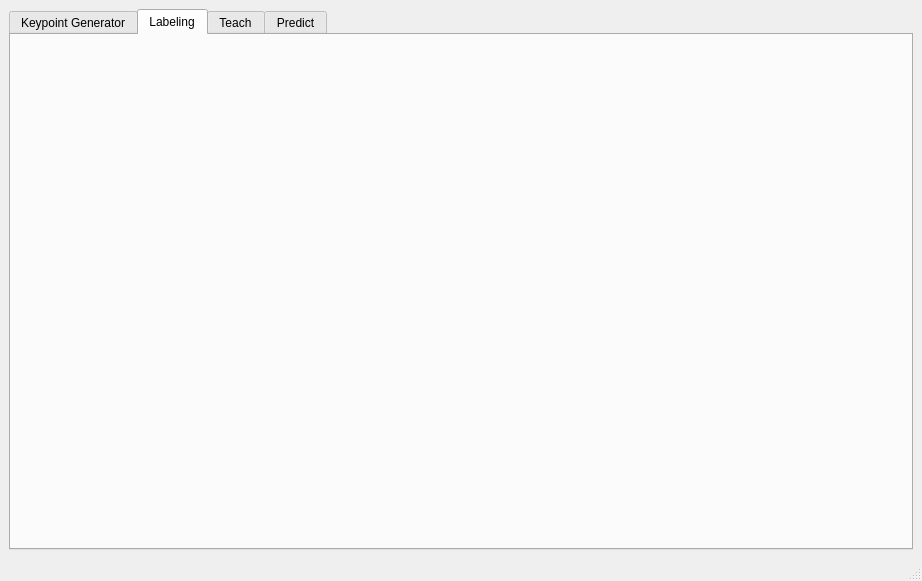
Za012/MMA-Posture, file mainwindow.ui: the form before one commit.
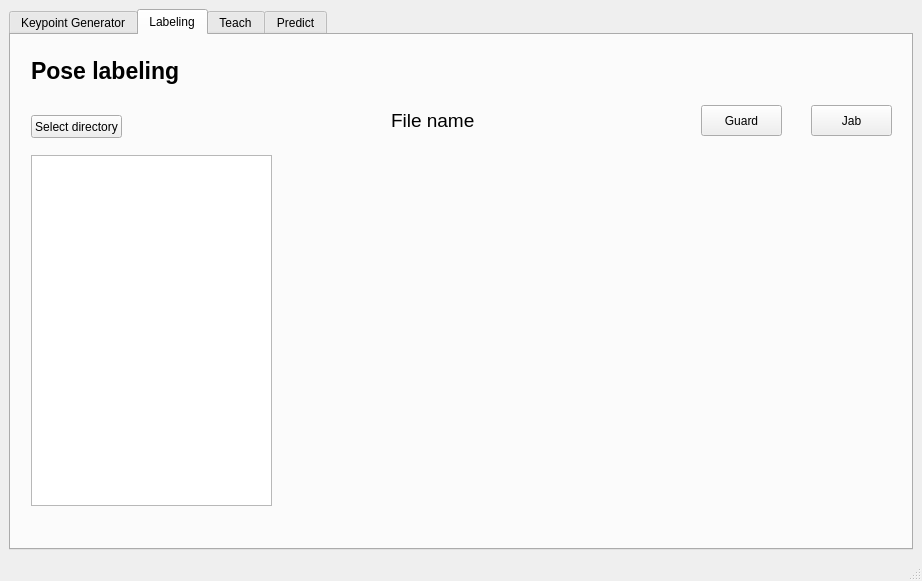
The form after the commit. The open tabs and pages were chosen to show the change.

Commit message: Added basic labeling ui and list selection to show images

Diff of the .ui file:
```diff
--- a/mainwindow.ui
+++ b/mainwindow.ui
@@ -112,6 +112,124 @@
        <attribute name="title">
         <string>Labeling</string>
        </attribute>
+       <widget class="QListWidget" name="fileList">
+        <property name="geometry">
+         <rect>
+          <x>20</x>
+          <y>120</y>
+          <width>241</width>
+          <height>351</height>
+         </rect>
+        </property>
+       </widget>
+       <widget class="QPushButton" name="btnGuard">
+        <property name="geometry">
+         <rect>
+          <x>690</x>
+          <y>70</y>
+          <width>81</width>
+          <height>31</height>
+         </rect>
+        </property>
+        <property name="text">
+         <string>Guard</string>
+        </property>
+       </widget>
+       <widget class="QPushButton" name="btnSelectDirectory">
+        <property name="geometry">
+         <rect>
+          <x>20</x>
+          <y>80</y>
+          <width>91</width>
+          <height>23</height>
+         </rect>
+        </property>
+        <property name="text">
+         <string>Select directory</string>
+        </property>
+       </widget>
+       <widget class="QLabel" name="imagePreview">
+        <property name="geometry">
+         <rect>
+          <x>380</x>
+          <y>120</y>
+          <width>501</width>
+          <height>351</height>
+         </rect>
+        </property>
+        <property name="text">
+         <string/>
+        </property>
+        <property name="scaledContents">
+         <bool>true</bool>
+        </property>
+       </widget>
+       <widget class="QLabel" name="label">
+        <property name="geometry">
+         <rect>
+          <x>20</x>
+          <y>20</y>
+          <width>281</width>
+          <height>31</height>
+         </rect>
+        </property>
+        <property name="font">
+         <font>
+          <pointsize>17</pointsize>
+          <weight>75</weight>
+          <bold>true</bold>
+         </font>
+        </property>
+        <property name="text">
+         <string>Pose labeling</string>
+        </property>
+       </widget>
+       <widget class="QLabel" name="lblSelectedDirectory">
+        <property name="geometry">
+         <rect>
+          <x>120</x>
+          <y>80</y>
+          <width>47</width>
+          <height>21</height>
+         </rect>
+        </property>
+        <property name="text">
+         <string/>
+        </property>
+       </widget>
+       <widget class="QPushButton" name="btnJab">
+        <property name="geometry">
+         <rect>
+          <x>800</x>
+          <y>70</y>
+          <width>81</width>
+          <height>31</height>
+         </rect>
+        </property>
+        <property name="text">
+         <string>Jab</string>
+        </property>
+       </widget>
+       <widget class="QLabel" name="lblSelectedFile">
+        <property name="geometry">
+         <rect>
+          <x>380</x>
+          <y>70</y>
+          <width>291</width>
+          <height>31</height>
+         </rect>
+        </property>
+        <property name="font">
+         <font>
+          <pointsize>14</pointsize>
+          <weight>50</weight>
+          <bold>false</bold>
+         </font>
+        </property>
+        <property name="text">
+         <string>File name</string>
+        </property>
+       </widget>
       </widget>
       <widget class="QWidget" name="teach">
        <attribute name="title">
```
Left out of the diff: 2 changed lines with no effect on the pictures. The commit also changes 4 other files.
